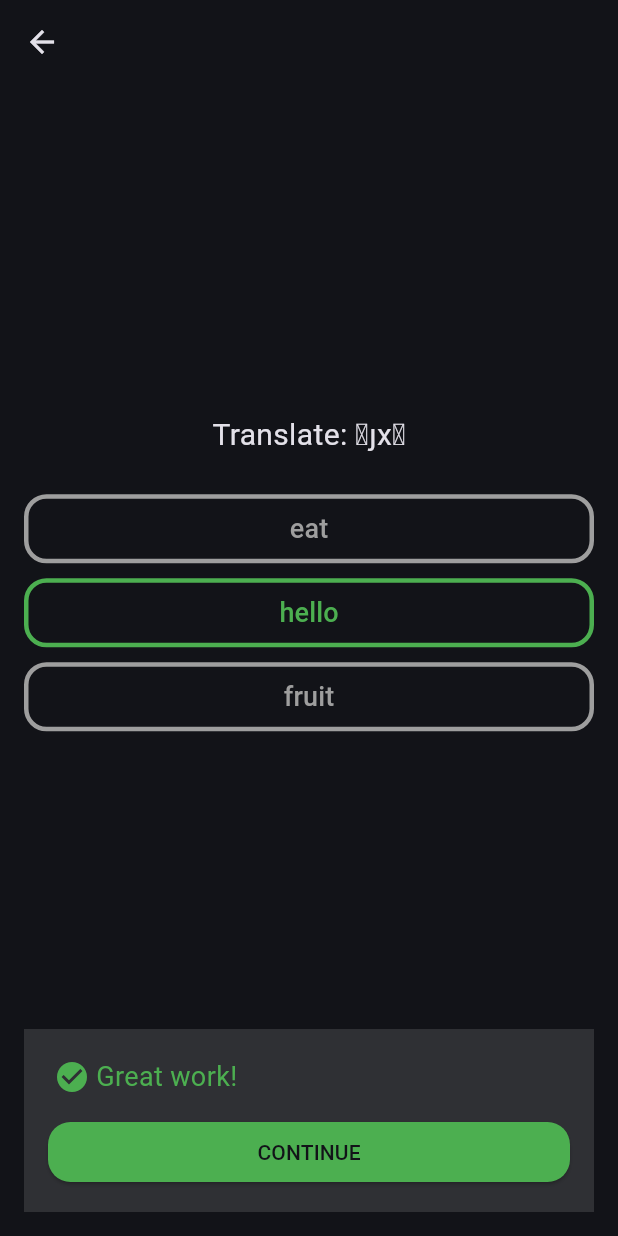
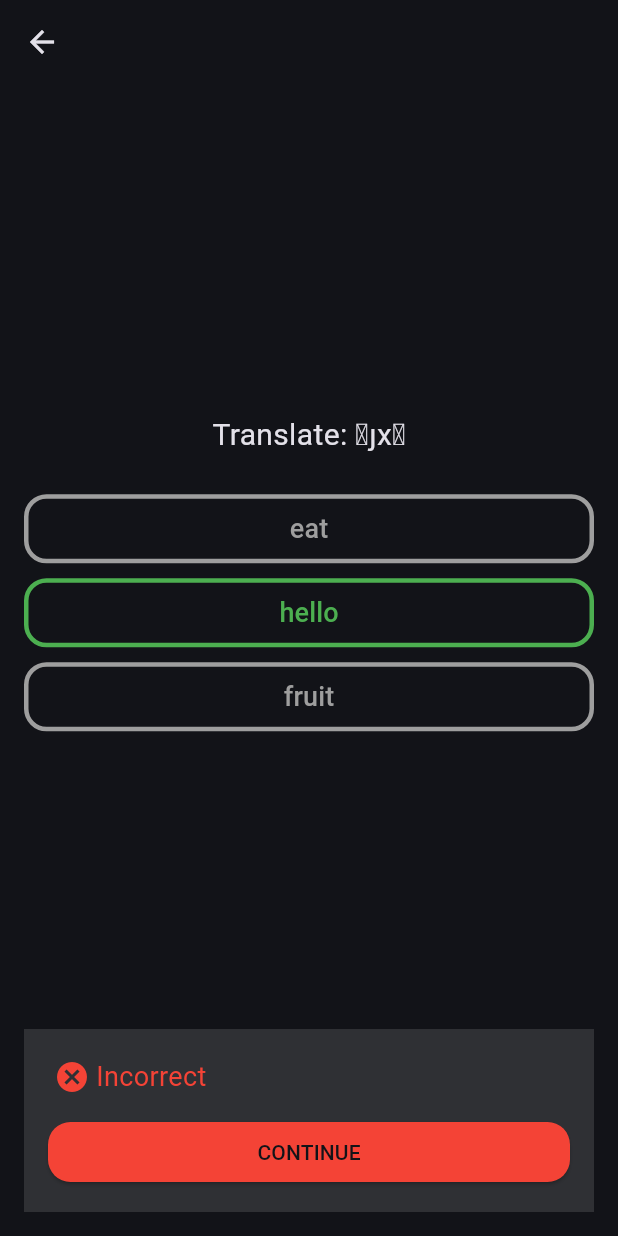
Before and after one commit to rayzchen/kokanu_app, a Flutter app: the LessonScreen screen opened directly with empty values, after a tap on "Go to Question", after a tap on "CHECK", on a phone screen of 412 x 824 dp. Run offline on Flutter 3.47's test engine with Material 3 defaults, Android fonts, the phone set to English and light mode, and no system bars.

Commit message:
Show response for incorrect answer

```diff
--- a/lib/widgets/question_card.dart
+++ b/lib/widgets/question_card.dart
@@ -20,11 +20,13 @@ class QuestionCardState extends State<QuestionCard> {
   void _onAnswerSelected(int index) {
     if (!checked) {
       setState(() {
-        print(index);
         if (selected == index) {
           selected = null;
         } else {
           selected = index;
+          if (selected == widget.correct) {
+            correct = true;
+          }
         }
       });
 
@@ -50,6 +52,16 @@ class QuestionCardState extends State<QuestionCard> {
     setState(() {
       checked = true;
     });
+  }
+
+  Color getSuccessColor() {
+    return correct ? Colors.green : Colors.red;
+  }
+
+  Color getSubmitColor() {
+    if (!checked) return Colors.green;
+    if (correct) return Colors.green;
+    return getSuccessColor();
   }
 
   @override
@@ -106,7 +118,6 @@ class QuestionCardState extends State<QuestionCard> {
               child: Padding(
                 padding: const EdgeInsets.all(16),
                 child: Column(
-                  crossAxisAlignment: CrossAxisAlignment.start,
                   children: [
                     Visibility(
                       visible: checked,
@@ -114,15 +125,17 @@ class QuestionCardState extends State<QuestionCard> {
                         children: [
                           Padding(
                             padding: EdgeInsets.all(4),
-                            child: Icon(Icons.check_circle, color: Colors.green)
+                            child: correct
+                                ? Icon(Icons.check_circle, color: Colors.green)
+                                : Icon(Icons.cancel, color: Colors.red)
                           ),
                           Expanded(
                             child: Align(
                               alignment: Alignment.centerLeft,
                               child: Text(
-                                "Great work!",
+                                correct ? "Great work!" : "Incorrect",
                                 style: TextStyle(
-                                  color: Colors.green,
+                                  color: getSuccessColor(),
                                   fontSize: 18,
                                 ),
                               ),
@@ -142,7 +155,7 @@ class QuestionCardState extends State<QuestionCard> {
                           shape: RoundedRectangleBorder(
                             borderRadius: BorderRadius.circular(15.0),
                           ),
-                          backgroundColor: Colors.green,
+                          backgroundColor: getSubmitColor(),
                           foregroundColor: Theme.of(context).primaryColor,
                         ),
                         onPressed: checked ? widget.onNext : submitAnswer,
```
